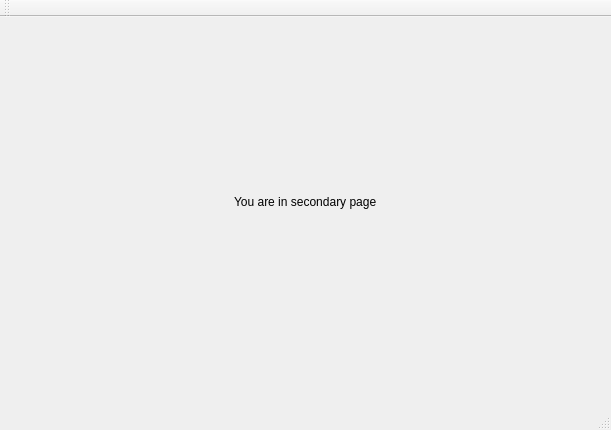
First picture: the form in secondarywindow.ui, repository Kpro11/Aqeous, before the edit.
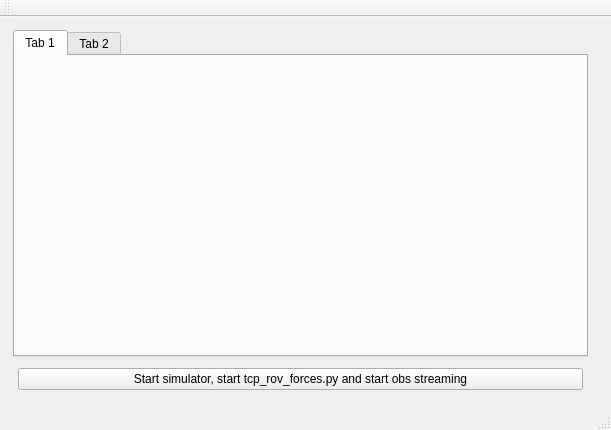
Second picture: the form after the edit.

The edit to the form file:
```diff
--- a/secondarywindow.ui
+++ b/secondarywindow.ui
@@ -10,29 +10,140 @@
     <height>430</height>
    </rect>
   </property>
+  <property name="sizePolicy">
+   <sizepolicy hsizetype="Maximum" vsizetype="Maximum">
+    <horstretch>0</horstretch>
+    <verstretch>0</verstretch>
+   </sizepolicy>
+  </property>
   <property name="windowTitle">
    <string>SecondaryWindow</string>
   </property>
   <widget class="QWidget" name="centralWidget">
-   <widget class="QWidget" name="gridLayoutWidget">
-    <property name="geometry">
-     <rect>
-      <x>0</x>
-      <y>0</y>
-      <width>611</width>
-      <height>371</height>
-     </rect>
+   <layout class="QGridLayout" name="gridLayout_2">
+    <property name="leftMargin">
+     <number>8</number>
     </property>
-    <layout class="QGridLayout" name="gridLayout">
-     <item row="0" column="0" alignment="Qt::AlignHCenter|Qt::AlignVCenter">
-      <widget class="QLabel" name="label">
-       <property name="text">
-        <string>You are in secondary page</string>
-       </property>
-      </widget>
-     </item>
-    </layout>
-   </widget>
+    <property name="topMargin">
+     <number>8</number>
+    </property>
+    <property name="rightMargin">
+     <number>8</number>
+    </property>
+    <property name="bottomMargin">
+     <number>8</number>
+    </property>
+    <item row="0" column="0">
+     <layout class="QGridLayout" name="gridLayout" rowstretch="3,1" columnstretch="6,2">
+      <property name="leftMargin">
+       <number>5</number>
+      </property>
+      <property name="topMargin">
+       <number>5</number>
+      </property>
+      <property name="rightMargin">
+       <number>5</number>
+      </property>
+      <property name="bottomMargin">
+       <number>5</number>
+      </property>
+      <item row="0" column="0">
+       <widget class="QTabWidget" name="tabWidget">
+        <property name="currentIndex">
+         <number>0</number>
+        </property>
+        <widget class="QWidget" name="tab">
+         <attribute name="title">
+          <string>Tab 1</string>
+         </attribute>
+         <layout class="QVBoxLayout" name="verticalLayout_2">
+          <item>
+           <layout class="QHBoxLayout" name="horizontalLayout_9"/>
+          </item>
+         </layout>
+        </widget>
+        <widget class="QWidget" name="tab_2">
+         <attribute name="title">
+          <string>Tab 2</string>
+         </attribute>
+         <layout class="QVBoxLayout" name="verticalLayout_3">
+          <item>
+           <layout class="QHBoxLayout" name="horizontalLayout_10"/>
+          </item>
+         </layout>
+        </widget>
+       </widget>
+      </item>
+      <item row="0" column="1">
+       <layout class="QVBoxLayout" name="verticalLayout" stretch="2,3,1">
+        <property name="leftMargin">
+         <number>5</number>
+        </property>
+        <property name="topMargin">
+         <number>5</number>
+        </property>
+        <property name="rightMargin">
+         <number>5</number>
+        </property>
+        <property name="bottomMargin">
+         <number>5</number>
+        </property>
+        <item>
+         <layout class="QHBoxLayout" name="horizontalLayout_3"/>
+        </item>
+        <item>
+         <layout class="QHBoxLayout" name="thruster_status"/>
+        </item>
+        <item>
+         <layout class="QHBoxLayout" name="powerstat_col"/>
+        </item>
+       </layout>
+      </item>
+      <item row="1" column="0">
+       <layout class="QHBoxLayout" name="horizontalLayout">
+        <property name="leftMargin">
+         <number>5</number>
+        </property>
+        <property name="topMargin">
+         <number>5</number>
+        </property>
+        <property name="rightMargin">
+         <number>5</number>
+        </property>
+        <property name="bottomMargin">
+         <number>5</number>
+        </property>
+        <item>
+         <layout class="QHBoxLayout" name="horizontalLayout_6">
+          <item>
+           <widget class="QPushButton" name="openSimulator">
+            <property name="sizePolicy">
+             <sizepolicy hsizetype="Minimum" vsizetype="Maximum">
+              <horstretch>0</horstretch>
+              <verstretch>0</verstretch>
+             </sizepolicy>
+            </property>
+            <property name="text">
+             <string>Start simulator, start tcp_rov_forces.py and start obs streaming</string>
+            </property>
+           </widget>
+          </item>
+         </layout>
+        </item>
+        <item>
+         <layout class="QHBoxLayout" name="horizontalLayout_7"/>
+        </item>
+        <item>
+         <layout class="QHBoxLayout" name="horizontalLayout_8"/>
+        </item>
+       </layout>
+      </item>
+      <item row="1" column="1">
+       <layout class="QHBoxLayout" name="ctester_col"/>
+      </item>
+     </layout>
+    </item>
+   </layout>
   </widget>
   <widget class="QMenuBar" name="menuBar">
    <property name="geometry">
```
